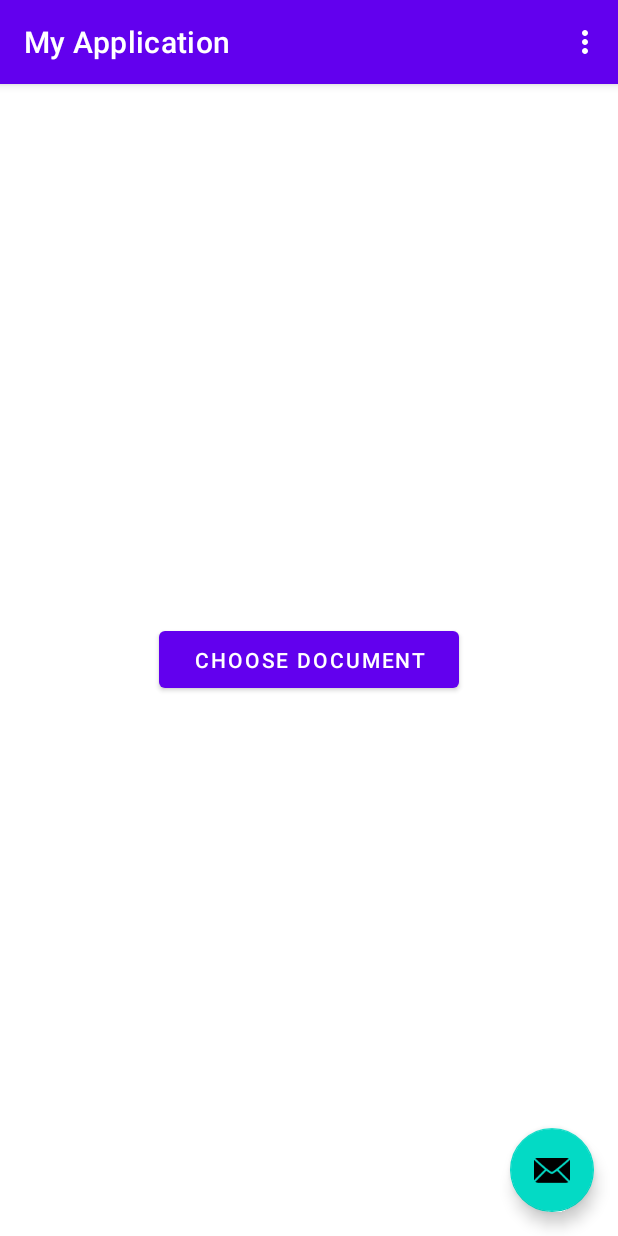
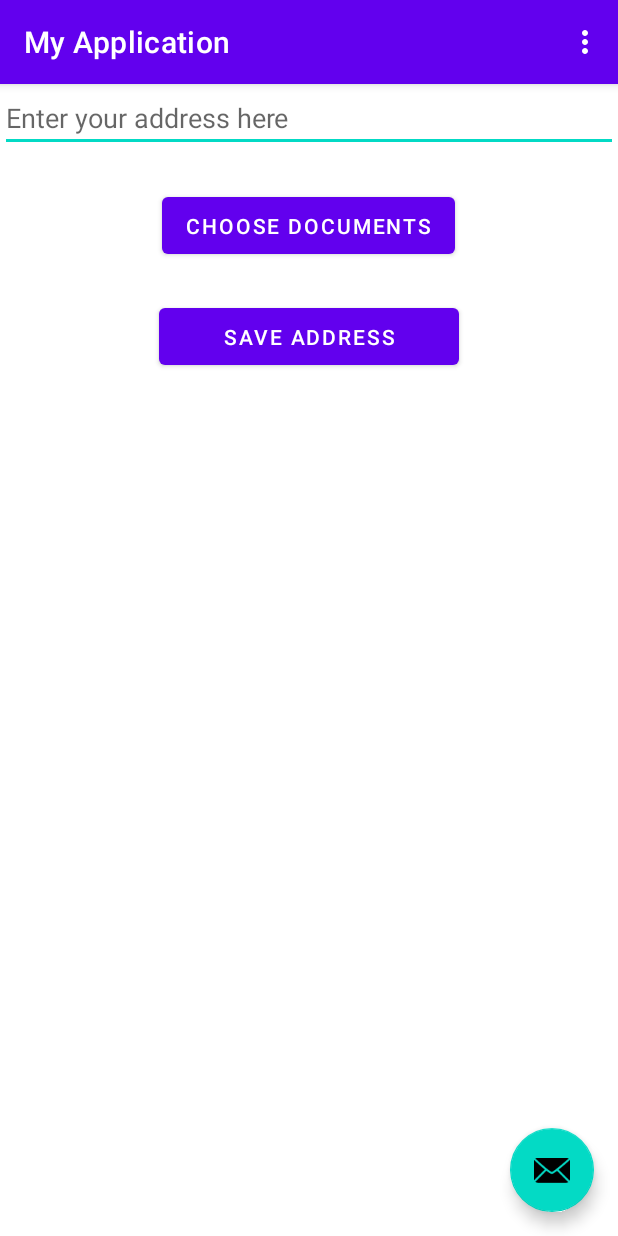
Before and after one commit to Bikash-Giri/zebra-print-test, an Android app: the screen it shows after launch (MainActivity), on a phone screen of 412 x 824 dp. Run offline under Robolectric (Android 15) with nearby library versions, the phone set to English and light mode, and no system bars; our stand-ins replace navigation-ui; 2 statements that could not run were skipped.

Commit message:
Add button and textfield

```diff
--- a/app/src/main/java/com/example/myapplication/MainActivity.kt
+++ b/app/src/main/java/com/example/myapplication/MainActivity.kt
@@ -11,6 +11,8 @@ import android.os.Bundle
 import android.view.Menu
 import android.view.MenuItem
 import android.view.View
+import android.widget.EditText
+import android.widget.TextView
 import android.widget.Toast
 import androidx.annotation.Nullable
 import androidx.annotation.RequiresApi
@@ -30,11 +32,23 @@ class MainActivity : AppCompatActivity() {
     private lateinit var binding: ActivityMainBinding
     private val REQUEST_BLUETOOTH_PERMISSIONS = 1001
     private val PICK_FILE_REQUEST_CODE = 1002
+    private var address: String = ""
+    private lateinit  var addressView:TextView
+    private lateinit  var editText: EditText
+    private var preferences = MySharedPreferences(this)
 
     override fun onCreate(savedInstanceState: Bundle?) {
         super.onCreate(savedInstanceState)
         binding = ActivityMainBinding.inflate(layoutInflater)
         setContentView(binding.root)
+        // Find the EditText view
+        editText = binding.editText
+        addressView = binding.address
+
+
+        // Access the text entered by the user
+        address = editText.text.toString()
+//        retrieveValue(null)
         ActivityCompat.requestPermissions(
             this,
             permissions(),
@@ -79,6 +93,16 @@ class MainActivity : AppCompatActivity() {
 
 
     }
+
+    fun saveAddress(view: View?) {
+        preferences.saveData("address",editText.toString())
+
+    }
+    fun retrieveValue(view: View?) {
+        val retrievedValue = preferences.getData("address")
+        addressView.text =  "Saved Address :" + retrievedValue
+
+    }
     private fun checkRequiredPermissions(){
         // Check if Bluetooth is supported on the device
         val bluetoothAdapter = BluetoothAdapter.getDefaultAdapter()
@@ -94,10 +118,7 @@ class MainActivity : AppCompatActivity() {
 
         // Check for Bluetooth permission before executing Bluetooth functionality
         if (hasBluetoothPermission()) {
-            val intent = Intent(Intent.ACTION_GET_CONTENT)
-            intent.setType("*/*") // Set MIME type to all files
-            intent.addCategory(Intent.CATEGORY_OPENABLE)
-            startActivityForResult(Intent.createChooser(intent, "Select File"), PICK_FILE_REQUEST_CODE)
+            chooseFile()
         } else {
             // Request Bluetooth permission
             ActivityCompat.requestPermissions(
@@ -108,6 +129,13 @@ class MainActivity : AppCompatActivity() {
             )
         }
 
+    }
+
+     private fun chooseFile(){
+        val intent = Intent(Intent.ACTION_GET_CONTENT)
+        intent.setType("*/*") // Set MIME type to all files
+        intent.addCategory(Intent.CATEGORY_OPENABLE)
+        startActivityForResult(Intent.createChooser(intent, "Select File"), PICK_FILE_REQUEST_CODE)
     }
 
 
@@ -166,6 +194,8 @@ class MainActivity : AppCompatActivity() {
                     }
                 }
                 if (allPermissionsGranted) {
+
+
 //                  printQRCode()
                     // All permissions granted, proceed with printing
                     // Call the printQRCode method here again or handle it as appropriate
@@ -210,7 +240,7 @@ class MainActivity : AppCompatActivity() {
 
         // Check for Bluetooth permission before executing Bluetooth functionality
         if (hasBluetoothPermission()) {
-            val zebraPrinter = ZebraPrinter(this);
+            val zebraPrinter = ZebraPrinter(this,address);
             zebraPrinter.printQRCode(printContent)
         } else {
             // Request Bluetooth permission
--- a/app/src/main/res/layout/activity_main.xml
+++ b/app/src/main/res/layout/activity_main.xml
@@ -20,7 +20,49 @@
 
     </com.google.android.material.appbar.AppBarLayout>
 
-    <include layout="@layout/content_main" />
+<!--    <include layout="@layout/content_main" />-->
+    <LinearLayout
+        android:id="@+id/content_layout"
+        android:layout_width="match_parent"
+        android:layout_height="match_parent"
+        android:orientation="vertical"
+        app:layout_behavior="@string/appbar_scrolling_view_behavior">
+
+        <EditText
+            android:id="@+id/editText"
+            android:layout_width="match_parent"
+            android:layout_height="wrap_content"
+            android:hint="Enter your address here"
+            android:inputType="text" />
+
+        <Button
+            android:layout_marginTop="24dp"
+            android:layout_gravity="center"
+            android:id="@+id/selectFileButton"
+            android:layout_width="wrap_content"
+            android:layout_height="50dp"
+            android:text="Choose Documents"
+            android:onClick="selectFile"
+            />
+
+        <Button
+            android:layout_marginTop="24dp"
+            android:layout_gravity="center"
+            android:id="@+id/address_button"
+            android:layout_width="200dp"
+            android:layout_height="50dp"
+            android:text="Save Address"
+            android:onClick="saveAddress"
+            />
+
+        <TextView
+            android:layout_gravity="center"
+            android:id="@+id/address"
+            android:layout_marginTop="24dp"
+            android:layout_width="match_parent"
+            android:layout_height="wrap_content"/>
+
+    </LinearLayout>
 
     <com.google.android.material.floatingactionbutton.FloatingActionButton
         android:id="@+id/fab"
```
Also changed, not shown: app/src/main/java/com/example/myapplication/MySharedPreference.kt (added, +18 -0 lines), app/src/main/java/com/example/myapplication/ZebraPrinter.java (+6 -3 lines), app/src/main/res/layout/content_main.xml (+28 -4 lines).
